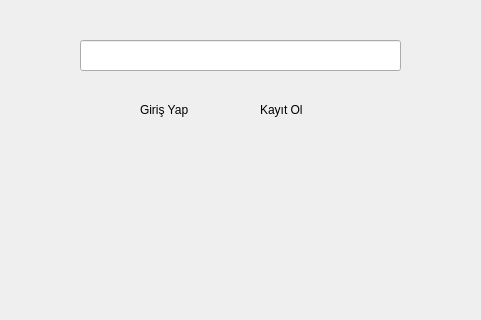
First picture: the form in mainwindow.ui, repository Online-Alim-Satim-Platformu/Online-Alim-Satim-Platformu, before the edit; both pictures show x 390 to 871 and y 0 to 320 of the 1243 by 877 pixel window.
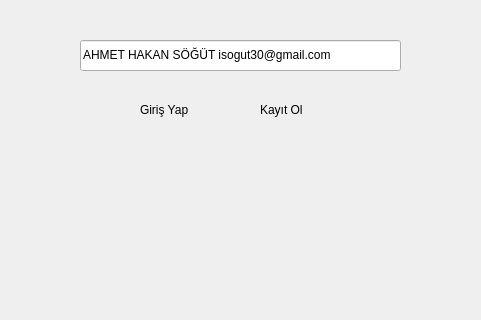
Second picture: the form after the edit.

The edit to the form file:
```diff
--- a/mainwindow.ui
+++ b/mainwindow.ui
@@ -23,6 +23,9 @@
       <height>31</height>
      </rect>
     </property>
+    <property name="text">
+     <string>AHMET HAKAN SÖĞÜT isogut30@gmail.com</string>
+    </property>
    </widget>
    <widget class="QWidget" name="widget" native="true">
     <property name="geometry">
```
